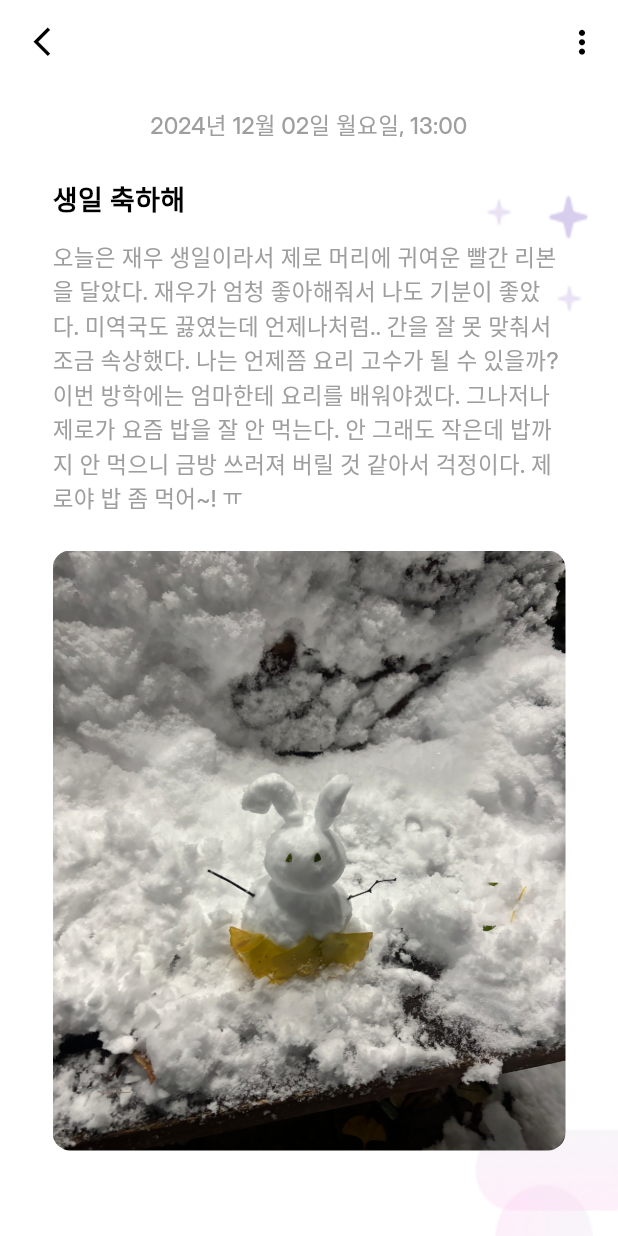
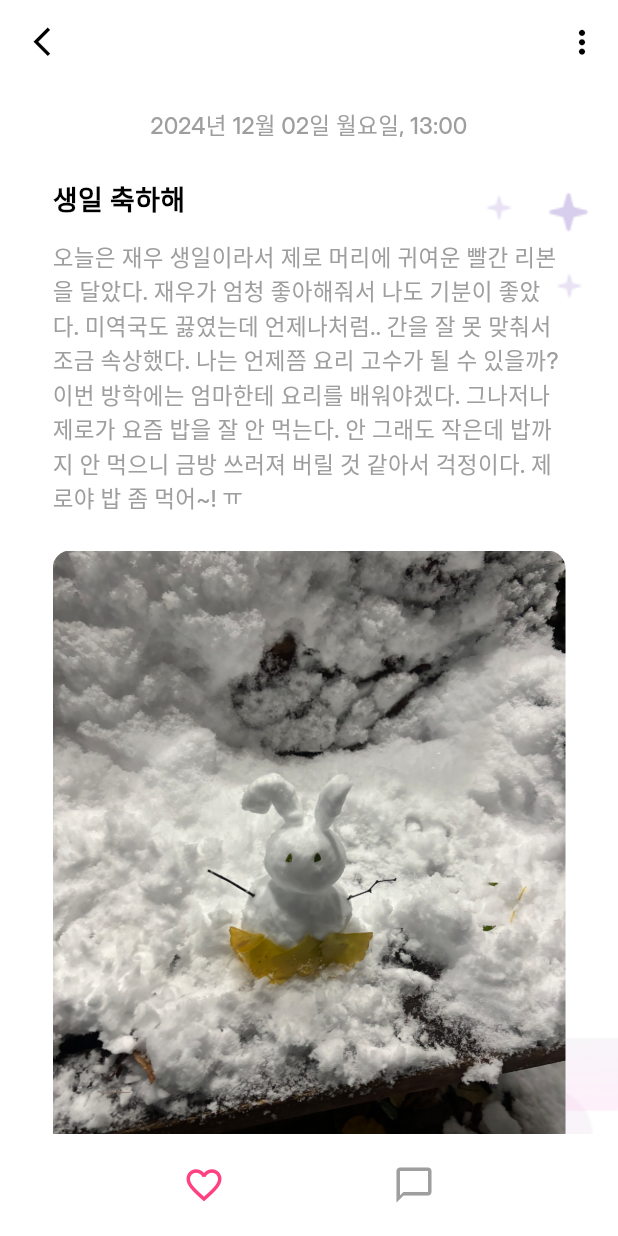
Before and after one commit to Hoyeri/WOODA, a Flutter app: the screen it shows after launch, item 3 of the bottom bar chosen, after a tap on "일기", on a phone screen of 412 x 824 dp. Run offline on Flutter 3.47's test engine with Material 3 defaults, Android fonts, the phone set to English and light mode, and no system bars; our stand-ins replace get, table_calendar.

Commit message:
상세 페이지 좋아요, 댓글 버튼 생성

```diff
--- a/lib/src/screens/detail_page.dart
+++ b/lib/src/screens/detail_page.dart
@@ -1,12 +1,10 @@
-/// detail_page.dart
-
 import 'package:flutter/material.dart';
 import 'package:flutter/services.dart';
 import 'package:intl/intl.dart';
 import 'package:wooda_client/src/models/detail_page_model.dart';
 import 'package:wooda_client/src/screens/edit_schedule_page.dart';
 
-class DetailPage extends StatelessWidget {
+class DetailPage extends StatefulWidget {
   final DetailPageModel model; // 모델로 받기
   final Map<String, dynamic> schedule;
   final void Function(Map<String, dynamic>) onUpdate; // 수정 시 호출
@@ -21,8 +19,16 @@ class DetailPage extends StatelessWidget {
   }) : super(key: key);
 
   @override
+  State<DetailPage> createState() => _DetailPageState();
+}
+
+class _DetailPageState extends State<DetailPage> {
+  bool isLiked = false; // 좋아요 상태
+
+  @override
   Widget build(BuildContext context) {
-    final String formattedDate = DateFormat('yyyy년 MM월 dd일 EEEE, HH:mm', 'ko_KR').format(model.date);
+    final String formattedDate =
+    DateFormat('yyyy년 MM월 dd일 EEEE, HH:mm', 'ko_KR').format(widget.model.date);
 
     return Scaffold(
       appBar: AppBar(
@@ -44,7 +50,6 @@ class DetailPage extends StatelessWidget {
             icon: const Icon(
               Icons.more_vert,
               color: Colors.black,
-
             ),
             iconSize: 25,
             onSelected: (String value) {
@@ -53,16 +58,16 @@ class DetailPage extends StatelessWidget {
                   context,
                   MaterialPageRoute(
                     builder: (context) => EditSchedulePage(
-                      schedule: schedule,
+                      schedule: widget.schedule,
                       onUpdate: (updatedSchedule) {
-                        onUpdate(updatedSchedule); // 업데이트된 스케줄 전달
+                        widget.onUpdate(updatedSchedule); // 업데이트된 스케줄 전달
                         Navigator.pop(context); // 수정 후 DetailPage로 복귀
                       },
                     ),
                   ),
                 );
               } else if (value == 'delete') {
-                onDelete();// 삭제 기능 호출
+                widget.onDelete(); // 삭제 기능 호출
                 Navigator.pop(context); // 삭제 후 이전 화면으로 이동
               }
             },
@@ -115,7 +120,7 @@ class DetailPage extends StatelessWidget {
                       children: [
                         // 제목
                         Text(
-                          model.title,
+                          widget.model.title,
                           style: const TextStyle(
                             fontSize: 18,
                             fontWeight: FontWeight.bold,
@@ -125,7 +130,7 @@ class DetailPage extends StatelessWidget {
                         const SizedBox(height: 12),
                         // 내용
                         Text(
-                          model.description,
+                          widget.model.description,
                           style: const TextStyle(
                             fontSize: 15,
                             fontWeight: FontWeight.w500,
@@ -135,11 +140,11 @@ class DetailPage extends StatelessWidget {
                         ),
                         const SizedBox(height: 24),
                         // 사진 표시
-                        if (model.image != null)
+                        if (widget.model.image != null)
                           ClipRRect(
                             borderRadius: BorderRadius.circular(12),
                             child: Image.asset(
-                              model.image!,
+                              widget.model.image!,
                               fit: BoxFit.cover,
                               width: double.infinity,
                               height: 400,
@@ -158,6 +163,45 @@ class DetailPage extends StatelessWidget {
               ],
             ),
           ),
+          // 좋아요 및 댓글 버튼
+          Container(
+            color: Colors.white,
+            padding: const EdgeInsets.symmetric(vertical: 10, horizontal: 20),
+            child: Row(
+              mainAxisAlignment: MainAxisAlignment.spaceEvenly,
+              children: [
+                // 좋아요 버튼
+                IconButton(
+                  icon: Icon(
+                    isLiked ? Icons.favorite : Icons.favorite_border,
+                    color: isLiked ? Colors.pinkAccent : Colors.pinkAccent,
+                    size: 28,
+                  ),
+                  onPressed: () {
+                    setState(() {
+                      isLiked = !isLiked;
+                    });
+                  },
+                ),
+                // 댓글 버튼
+                IconButton(
+                  icon: const Icon(
+                    Icons.chat_bubble_outline,
+                    color: Colors.grey,
+                    size: 28,
+                  ),
+                  onPressed: () {
+                    // 댓글 버튼 클릭 시 실행될 기능 추가
+                    ScaffoldMessenger.of(context).showSnackBar(
+                      const SnackBar(
+                        content: Text("댓글 버튼이 눌렸습니다."),
+                      ),
+                    );
+                  },
+                ),
+              ],
+            ),
+          ),
         ],
       ),
     );
```
